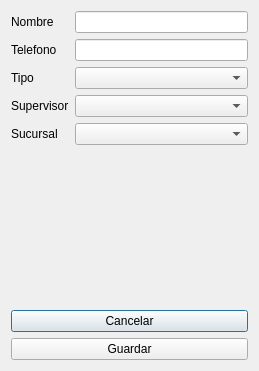
Before: the Qt Designer form ui_designer/employee_dialog.ui in Fairbrook/proyecto-SBD, drawn with Qt 5.
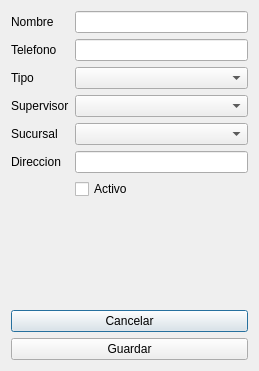
After: the same form once the commit is applied.

Commit message: Interfaces actualizadas

Patch:
```diff
--- a/ui_designer/employee_dialog.ui
+++ b/ui_designer/employee_dialog.ui
@@ -72,21 +72,21 @@
      </property>
     </widget>
    </item>
-   <item row="6" column="0" colspan="2">
+   <item row="8" column="0" colspan="2">
     <widget class="QPushButton" name="push_cancelar">
      <property name="text">
       <string>Cancelar</string>
      </property>
     </widget>
    </item>
-   <item row="7" column="0" colspan="2">
+   <item row="9" column="0" colspan="2">
     <widget class="QPushButton" name="push_guardar">
      <property name="text">
       <string>Guardar</string>
      </property>
     </widget>
    </item>
-   <item row="5" column="0">
+   <item row="7" column="0">
     <spacer name="verticalSpacer">
      <property name="orientation">
       <enum>Qt::Vertical</enum>
@@ -99,6 +99,23 @@
      </property>
     </spacer>
    </item>
+   <item row="6" column="1">
+    <widget class="QCheckBox" name="checkBox">
+     <property name="text">
+      <string>Activo</string>
+     </property>
+    </widget>
+   </item>
+   <item row="5" column="1">
+    <widget class="QLineEdit" name="lineEdit"/>
+   </item>
+   <item row="5" column="0">
+    <widget class="QLabel" name="label">
+     <property name="text">
+      <string>Direccion</string>
+     </property>
+    </widget>
+   </item>
   </layout>
  </widget>
  <resources/>
```
The commit also changes 4 other files.
